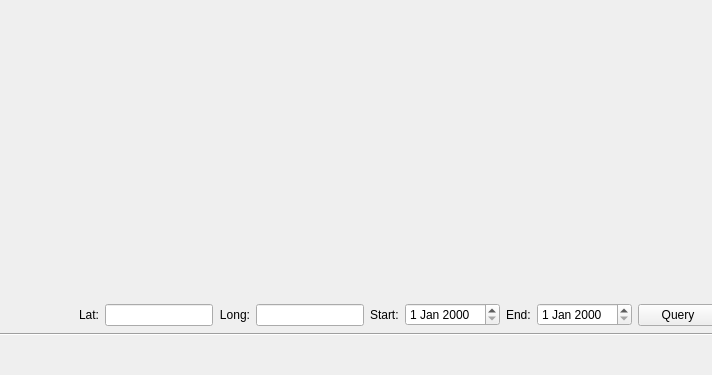
First picture: the form in src/wtss-tl/ui/wtss_dialog_form.ui, repository matheuszaglia/wtss.tl, before the edit; both pictures show x 514 to 1226 and y 0 to 375 of the 1529 by 375 pixel window.
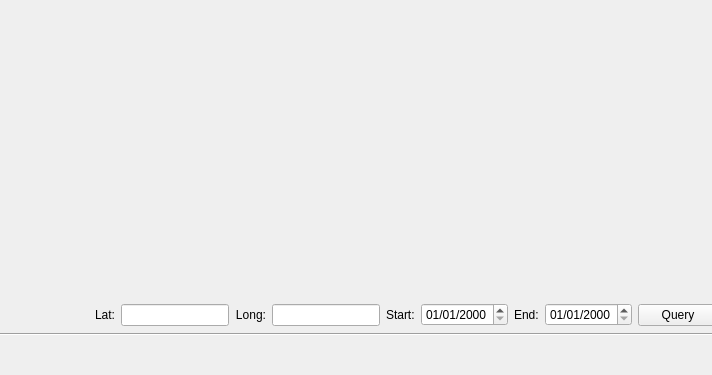
Second picture: the form after the edit.

Patch:
```diff
--- a/src/wtss-tl/ui/wtss_dialog_form.ui
+++ b/src/wtss-tl/ui/wtss_dialog_form.ui
@@ -206,6 +206,9 @@
                   <property name="toolTip">
                    <string>End Date</string>
                   </property>
+                  <property name="displayFormat">
+                   <string>dd/MM/yyyy</string>
+                  </property>
                  </widget>
                 </item>
                 <item row="0" column="1">
@@ -223,6 +226,9 @@
                   <property name="toolTip">
                    <string>Start Date</string>
                   </property>
+                  <property name="displayFormat">
+                   <string>dd/MM/yyyy</string>
+                  </property>
                  </widget>
                 </item>
                 <item row="0" column="11">
```
